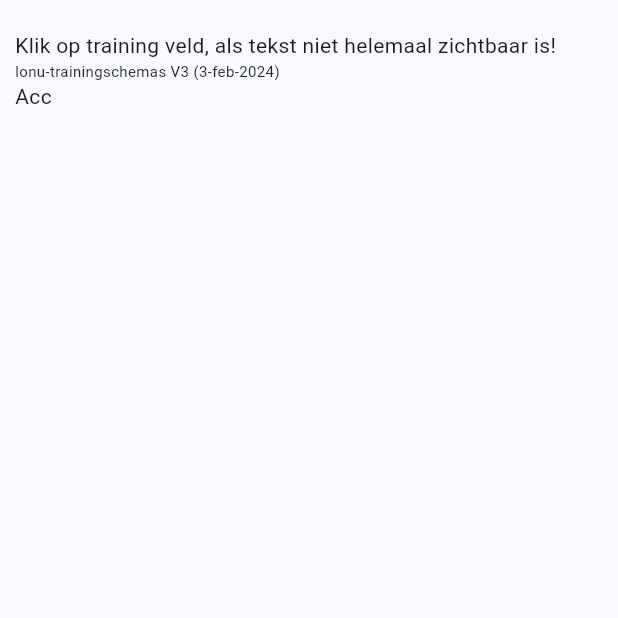
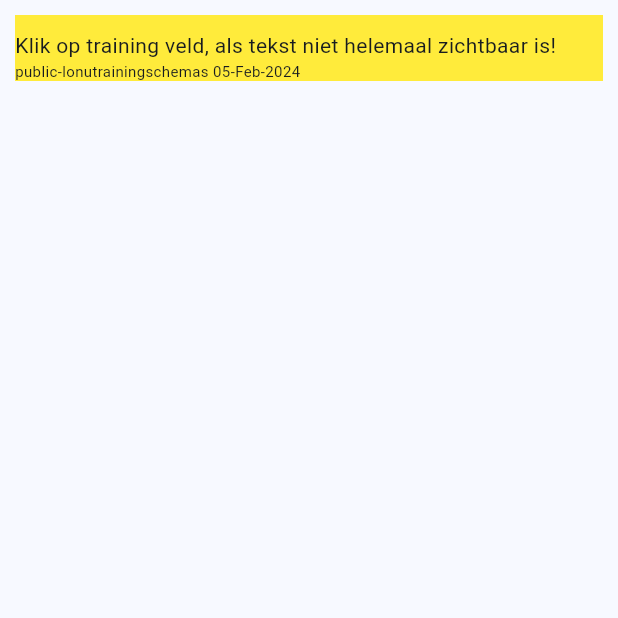
Before and after one commit to robinbakkerus/public_rooster, a Flutter app: the screen it shows after launch, on a phone screen of 412 x 824 dp, the top half of it. Run offline on Flutter 3.47's test engine with Material 3 defaults, Android fonts, the phone set to English and light mode, and no system bars; our stand-ins replace cloud_firestore, device_info_plus, event_bus, firebase_core, stack_trace; accounts and stored records are empty; generated files the repository leaves out were written again.

Commit message:
deploy script

```diff
--- a/lib/data/app_data.dart
+++ b/lib/data/app_data.dart
@@ -1,3 +1,4 @@
+import 'package:public_rooster/data/app_version.dart' as version;
 import 'package:public_rooster/model/app_models.dart';
 import 'package:public_rooster/util/app_helper.dart';
 
@@ -10,7 +11,7 @@ class AppData {
 
   void _initialize() {}
 
-  RunMode runMode = RunMode.acc;
+  RunMode runMode = version.appRunModus;
 
   List<TrainingGroup> trainingGroups = [];
   List<ActiveTrainingGroup> activeTrainingGroups = [];
--- /dev/null
+++ b/lib/data/app_version.dart
@@ -0,0 +1,4 @@
+import 'package:public_rooster/model/app_models.dart';
+
+RunMode appRunModus = RunMode.acc;
+String appVersion = '05-Feb-2024';
--- a/lib/page/view_spreadsheet_page.dart
+++ b/lib/page/view_spreadsheet_page.dart
@@ -1,13 +1,12 @@
 import 'package:flutter/material.dart';
 import 'package:public_rooster/controller/app_controller.dart';
 import 'package:public_rooster/data/app_data.dart';
+import 'package:public_rooster/data/app_version.dart' as version;
 import 'package:public_rooster/event/app_events.dart';
 import 'package:public_rooster/model/app_models.dart';
 import 'package:public_rooster/util/app_helper.dart';
 import 'package:public_rooster/util/app_mixin.dart';
 import 'package:public_rooster/util/spreadsheet_generator.dart';
-
-const version = 'lonu-trainingschemas V3 (3-feb-2024)';
 
 class ViewSchemaPage extends StatefulWidget {
   const ViewSchemaPage({super.key});
@@ -78,23 +77,29 @@ class _ViewSchemaPageState extends State<ViewSchemaPage> with AppMixin {
     if (index < AppData.instance.activeTrainingGroups.length) {
       return _buildDataTable(context, index);
     } else {
-      return Column(
+      return _buildBottomColumn();
+    }
+  }
+
+  Container _buildBottomColumn() {
+    Color color =
+        AppData.instance.runMode == RunMode.acc ? Colors.yellow : Colors.white;
+    return Container(
+      color: color,
+      child: Column(
         mainAxisAlignment: MainAxisAlignment.start,
         crossAxisAlignment: CrossAxisAlignment.start,
         children: [
           const SizedBox(height: 10),
           const Text(
               'Klik op training veld, als tekst niet helemaal zichtbaar is!'),
-          const Text(
-            version,
-            style: TextStyle(fontSize: 10),
+          Text(
+            'public-lonutrainingschemas ${version.appVersion}',
+            style: const TextStyle(fontSize: 10),
           ),
-          AppData.instance.runMode == RunMode.acc
-              ? const Text('Acc')
-              : const Text(''),
         ],
-      );
-    }
+      ),
+    );
   }
 
   //--------------------------------
```
Also changed, not shown: firebase.json, 4 other files.
